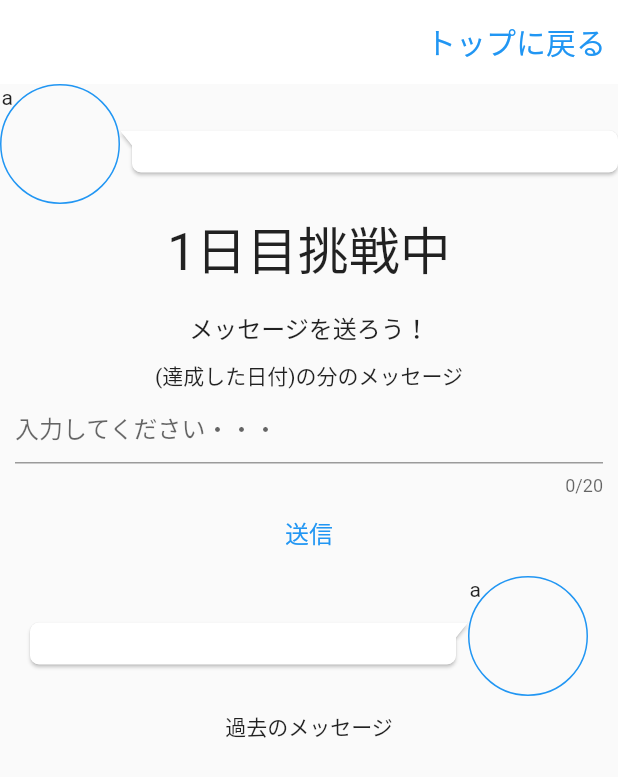
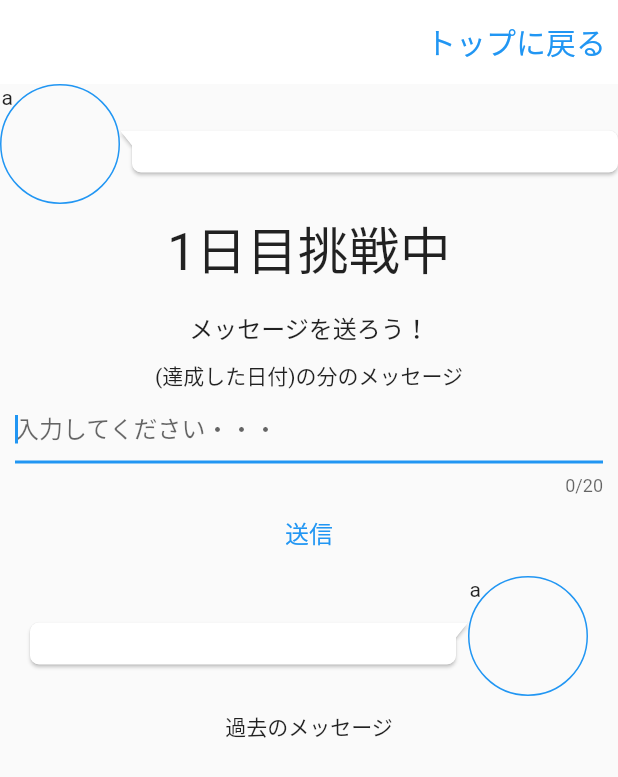
Before and after one commit to y0303noki/YellApp, a Flutter app: the OtherYellMainPage screen opened directly, after a tap on "送信", on a phone screen of 412 x 824 dp. Shown: the top 777 px of the screen. Run offline on Flutter 3.47's test engine with Material 2 defaults, Android fonts, the light colour scheme and no system bars; drawn by our look-alikes of bubble; our stand-ins replace cloud_firestore, firebase_auth, firebase_core, flutter_hooks, hooks_riverpod and 1 more; missing offline and left inert: dart:ffi; accounts and stored records are empty; network calls fail.

Commit message:
解決した

```diff
--- a/lib/screen/other/other_yell_main_page.dart
+++ b/lib/screen/other/other_yell_main_page.dart
@@ -10,7 +10,6 @@ import 'package:bubble/bubble.dart';
 TextEditingController _textEditingController = TextEditingController(text: '');
 YellMessageFirebase yellMessageFirebase = YellMessageFirebase();
 bool isFirstFetchYellMessage = false;
-bool isAchieved = false; // True:達成済み False: 挑戦中
 
 class OtherYellMainPage extends ConsumerWidget {
   @override
@@ -33,9 +32,7 @@ class OtherYellMainPage extends ConsumerWidget {
         ],
         title: const Text('TabBar Widget'),
       ),
-      body: Consumer(
-        builder: (context, ref, child) {
-          return SingleChildScrollView(
+      body: SingleChildScrollView(
         child: Column(
           children: [
             Row(
@@ -62,13 +59,17 @@ class OtherYellMainPage extends ConsumerWidget {
                 top: 5,
                 bottom: 10,
               ),
-                  child: _futureMessage(otherAchievment),
+              child: Row(
+                mainAxisAlignment: MainAxisAlignment.end,
+                children: [
+                  _yellMessage(otherAchievment.yellMessage),
+                  ButtonWidget.iconMainWidget('a'),
+                ],
+              ),
             ),
             Text('過去のメッセージ'),
           ],
         ),
-          );
-        },
       ),
     );
   }
@@ -94,9 +95,8 @@ class OtherYellMainPage extends ConsumerWidget {
         showStr = '$showDayOrTime回目$str';
       }
     } else {
-      if (nowBefore12h.isBefore(updateAt)) {
+      if (otherAchievment.isAchieved) {
         // 達成済み
-        isAchieved = true;
         str = '達成済み';
         if (otherAchievment.unitType == 0) {
           showDayOrTime = otherAchievment.currentDay - 1;
@@ -107,7 +107,6 @@ class OtherYellMainPage extends ConsumerWidget {
         }
       } else {
         // 挑戦中
-        isAchieved = false;
         str = '挑戦中';
         if (otherAchievment.unitType == 0) {
           showDayOrTime = otherAchievment.currentDay;
@@ -181,7 +180,7 @@ Widget _futureMessage(OtherAchievment otherAchievment) {
         if (snapshot.connectionState == ConnectionState.done) {
           isFirstFetchYellMessage = true;
           int searchDayOrTime = 0;
-          if (isAchieved) {
+          if (otherAchievment.isAchieved) {
             searchDayOrTime = otherAchievment.currentDayOrTime - 1;
           } else {
             searchDayOrTime = otherAchievment.currentDayOrTime;
@@ -248,6 +247,7 @@ Widget _textEdit(OtherAchievment otherAchievment) {
       children: [
         Text('(達成した日付)の分のメッセージ'),
         TextField(
+          autofocus: true,
           controller: _textEditingController,
           enabled: otherAchievment.yellMessage.isEmpty,
           maxLength: 20,
@@ -271,7 +271,7 @@ Widget _textEdit(OtherAchievment otherAchievment) {
                         message: otherAchievment.yellMessage,
                       );
                       // x日目 or x回目
-                      if (isAchieved) {
+                      if (otherAchievment.isAchieved) {
                         yellMessageModel.dayOrTimes =
                             otherAchievment.currentDayOrTime - 1;
                       } else {
--- a/lib/state/my_achievment_provider.dart
+++ b/lib/state/my_achievment_provider.dart
@@ -44,6 +44,10 @@ class MyAchievment extends ChangeNotifier {
 
     // 達成ボタンを押した日付と現在の日付が同じか比較
     if (_myGoalModel.createdAt != null) {
+      if (_myGoalModel.updatedCurrentDayAt == null) {
+        isTapedToday = false;
+        return;
+      }
       DateTime now = DateTime.now();
       DateTime nowDate = DateTime(now.year, now.month, now.day);
       DateTime tapDate = DateTime(
--- a/lib/state/other_achievment_provider.dart
+++ b/lib/state/other_achievment_provider.dart
@@ -27,6 +27,28 @@ class OtherAchievment extends ChangeNotifier {
 
   int messageType = 0; // 0 or 1 or 2
   String yellMessage = ''; // 今回のメッセージ
+
+  // 達成済みか否か
+  bool get isAchieved {
+    // 達成してから12時間以内は「達成済み」
+    // 12時間後は「挑戦中」
+    DateTime now = DateTime.now();
+    DateTime nowBefore12h = now.add(
+      const Duration(hours: -12),
+    );
+    if (updateCurrentDayOrTime == null) {
+      // まだ1つも達成していないので挑戦中
+      return false;
+    }
+
+    if (nowBefore12h.isBefore(updateCurrentDayOrTime!)) {
+      // 達成済み
+      return true;
+    } else {
+      // 挑戦中
+      return false;
+    }
+  }
 
   // 現在の日付or回数を返す
   int get currentDayOrTime {
```
Also changed, not shown: lib/screen/my/invite_main_page.dart (+5 -4 lines), lib/screen/other/start_other_yell_list_page.dart (+34 -1 lines), lib/screen/start_page.dart (+15 -5 lines). Lines whose indentation alone changed are shown as unchanged.
